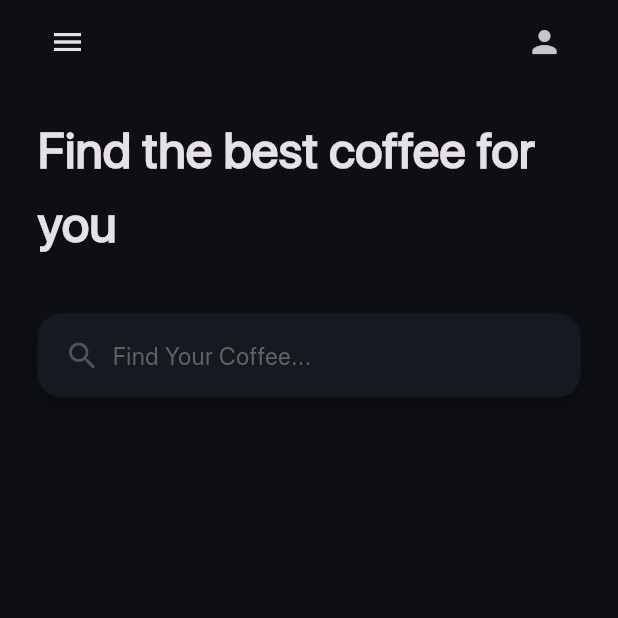
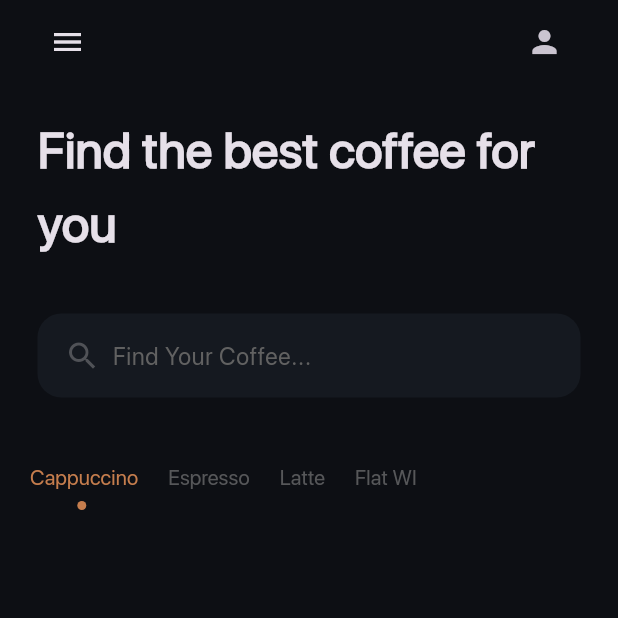
Before and after one commit to AlexEduV/coffee_app_flutter, a Flutter app: the screen it shows after launch, on a phone screen of 412 x 824 dp, the top half of it. Run offline on Flutter 3.47's test engine with Material 3 defaults, Android fonts, the phone set to English and light mode, and no system bars; our stand-ins replace gap.

Commit message:
working on a tab bar;

```diff
--- a/lib/main.dart
+++ b/lib/main.dart
@@ -37,6 +37,7 @@ class MyApp extends StatelessWidget {
               borderRadius: BorderRadius.circular(16.0),
             ),
           ),
+          shadowColor: WidgetStateProperty.all(Colors.transparent),
 
         )
       ),
--- a/lib/pages/home_page.dart
+++ b/lib/pages/home_page.dart
@@ -1,6 +1,8 @@
 import 'package:coffee_app_flutter/style/colors.dart';
 import 'package:flutter/material.dart';
 import 'package:gap/gap.dart';
+
+import '../widgets/carousel_item.dart';
 
 class MyHomePage extends StatefulWidget {
   const MyHomePage({super.key});
@@ -11,9 +13,10 @@ class MyHomePage extends StatefulWidget {
 
 class _MyHomePageState extends State<MyHomePage> {
 
+  int selectedTabPageIndex = 0;
+
   @override
   Widget build(BuildContext context) {
-
     return Scaffold(
       backgroundColor: ProjectColors.pageBackground,
       appBar: AppBar(
@@ -24,7 +27,7 @@ class _MyHomePageState extends State<MyHomePage> {
           icon: const Padding(
             padding: EdgeInsets.only(left: 25.0),
             child: Icon(
-              Icons.menu
+                Icons.menu
             ),
           ),
         ),
@@ -32,21 +35,21 @@ class _MyHomePageState extends State<MyHomePage> {
           Padding(
             padding: const EdgeInsets.only(right: 25.0),
             child: IconButton(
-              onPressed: (){},
+              onPressed: () {},
               icon: const Icon(
-                Icons.person
+                  Icons.person
               ),
             ),
           ),
         ],
       ),
-      body: const Column(
+      body: Column(
         children: [
 
-          Gap(20.0),
+          const Gap(20.0),
 
           //main text
-          Padding(
+          const Padding(
             padding: EdgeInsets.symmetric(horizontal: 25.0),
             child: Text(
               'Find the best coffee for you',
@@ -57,20 +60,53 @@ class _MyHomePageState extends State<MyHomePage> {
             ),
           ),
 
-          Gap(35.0),
+          const Gap(35.0),
 
           //search bar
-          Padding(
+          const Padding(
             padding: EdgeInsets.symmetric(horizontal: 25.0),
             child: SearchBar(
               leading: Padding(
                 padding: EdgeInsets.only(left: 10.0),
                 child: Icon(
                   Icons.search,
-                  color:ProjectColors.hintColor,
+                  color: ProjectColors.hintColor,
                 ),
               ),
               hintText: 'Find Your Coffee...',
+            ),
+          ),
+
+          const Gap(30.0),
+
+          //tab bar
+          Container(
+            padding: const EdgeInsets.symmetric(horizontal: 20),
+            child: DefaultTabController(
+              length: 4,
+              child: TabBar(
+                labelColor: ProjectColors.accentColor,
+                unselectedLabelColor: Colors.grey.withOpacity(.5),
+                tabAlignment: TabAlignment.start,
+                labelPadding: const EdgeInsets.only(left: 0.0, right: 20,),
+                dividerColor: Colors.transparent,
+                isScrollable: true,
+                indicator: const CircleTabIndicator(
+                  color: ProjectColors.accentColor,
+                  radius: 3.0,
+                ),
+                onTap: (index) {
+                  setState(() {
+                    selectedTabPageIndex = index;
+                  });
+                },
+                tabs: const [
+                  Tab(text: 'Cappuccino',),
+                  Tab(text: 'Espresso',),
+                  Tab(text: 'Latte',),
+                  Tab(text: 'Flat WI',),
+                ],
+              ),
             ),
           ),
 
@@ -84,4 +120,72 @@ class _MyHomePageState extends State<MyHomePage> {
       ),
     );
   }
+
+
+  Widget getTabPageByIndex(int index) {
+
+    if (index == 0) {
+      return ListView.builder(
+        itemCount: 2,
+        scrollDirection: Axis.horizontal,
+        padding: const EdgeInsets.only(left: 20.0, top: 15.0, bottom: 15.0,),
+        itemBuilder: (BuildContext context, int index) {
+          return GestureDetector(
+            onTap: () {},
+            child: CarouselItem(
+              imageSource: 'assets/images/coffee_${index + 1}.jpg',
+              name: 'Cappuccino',
+              subName: 'With Oat Milk',
+              price: '0.00\$',
+              stars: '4.5',
+            ),
+          );
+        },
+      );
+    }
+    else if (index == 1) {
+      return const Text('Inspiration');
+    }
+    else if (index == 2) {
+      return const Text('Emotions');
+    }
+
+    return Container();
+  }
 }
+
+class CircleTabIndicator extends Decoration {
+
+  final Color color;
+  final double radius;
+
+  const CircleTabIndicator({required this.color, required this.radius});
+
+  @override
+  BoxPainter createBoxPainter([VoidCallback? onChanged]) {
+    return _CirclePainter(color: color, radius: radius);
+  }
+
+}
+
+class _CirclePainter extends BoxPainter {
+
+  final Color color;
+  final double radius;
+
+  const _CirclePainter({required this.color, required this.radius});
+
+  @override
+  void paint(Canvas canvas, Offset offset, ImageConfiguration configuration) {
+
+    Paint paint = Paint();
+    paint.color = color;
+    paint.isAntiAlias = true;
+    final Offset circleOffset = Offset(
+        configuration.size!.width / 2 - radius / 2,
+        configuration.size!.height - (radius * 2));
+
+    canvas.drawCircle(offset + circleOffset, radius, paint);
+  }
+
+}
--- a/lib/style/colors.dart
+++ b/lib/style/colors.dart
@@ -3,6 +3,8 @@ import 'dart:ui';
 
 class ProjectColors {
   static const Color pageBackground = Color(0xff0d0f14);
+  static const Color accentColor = Color(0xffc57d4d);
+
   static const Color textInputBackground = Color(0xff151920);
   static const Color hintColor = Color(0xff505257);
 
```
Also changed, not shown: lib/widgets/carousel_item.dart (added, +76 -0 lines).
